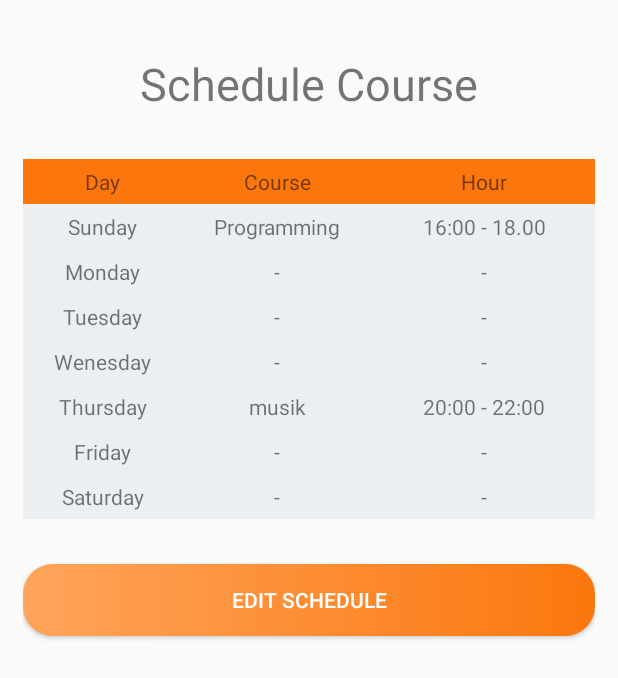
After one commit to wznuhidayat/sipegat, an Android app: the layout fragment_schedule.xml on its own in the app's theme, with its tools: preview values and no code run, on a phone screen of 412 x 824 dp. The commit adds this screen. Shown: the top 678 px of the screen. Run offline under Robolectric (Android 15) with nearby library versions, the phone set to English and light mode, and no system bars.

Commit message:
add information schedule

```diff
--- a/app/build.gradle
+++ b/app/build.gradle
@@ -35,6 +35,7 @@ dependencies {
     implementation 'com.google.firebase:firebase-core:16.0.9'
     implementation 'com.google.firebase:firebase-database:17.0.0'
     implementation 'com.google.firebase:firebase-firestore:11.8.0'
+    implementation 'androidx.legacy:legacy-support-v4:1.0.0'
     testImplementation 'junit:junit:4.12'
     androidTestImplementation 'androidx.test.ext:junit:1.1.1'
     androidTestImplementation 'androidx.test.espresso:espresso-core:3.2.0'
@@ -47,5 +48,6 @@ dependencies {
     implementation 'de.hdodenhof:circleimageview:3.1.0'
     implementation 'androidx.gridlayout:gridlayout:1.0.0'
     implementation 'uk.co.chrisjenx:calligraphy:2.3.0'
+    implementation 'com.android.volley:volley:1.1.1'
 
 }
--- a/app/src/main/res/layout/fragment_profile.xml
+++ b/app/src/main/res/layout/fragment_profile.xml
@@ -43,6 +43,7 @@
         android:layout_marginHorizontal="20dp"
         >
         <androidx.cardview.widget.CardView
+            android:id="@+id/btnToSchedule"
             android:layout_width="match_parent"
             android:layout_height="wrap_content"
             android:clickable="true"
--- /dev/null
+++ b/app/src/main/res/layout/fragment_schedule.xml
@@ -0,0 +1,229 @@
+<?xml version="1.0" encoding="utf-8"?>
+<RelativeLayout xmlns:android="http://schemas.android.com/apk/res/android"
+    xmlns:tools="http://schemas.android.com/tools"
+    android:layout_width="match_parent"
+    android:layout_height="match_parent"
+    android:id="@+id/f_schedule"
+    tools:context=".fragments.Schedule">
+
+    <!-- TODO: Update blank fragment layout -->
+    <LinearLayout
+        android:layout_width="match_parent"
+        android:layout_height="wrap_content"
+        android:orientation="vertical"
+        android:paddingHorizontal="15dp"
+        >
+        <TextView
+            android:layout_width="match_parent"
+            android:layout_height="match_parent"
+            android:text="Schedule Course"
+            android:textSize="30dp"
+            android:textAlignment="center"
+            android:layout_marginTop="35dp"
+            android:layout_marginBottom="20dp"
+            />
+
+        <TableLayout
+            android:layout_width="match_parent"
+            android:layout_height="wrap_content"
+            android:id="@+id/tablelayoutid"
+            android:layout_marginTop="10dp">
+
+            <TableRow
+                android:id="@+id/rowlay"
+                android:background="@color/OrangePrimary"
+                android:padding="5dp">
+                <TextView
+                    android:layout_width="40dp"
+                    android:layout_height="wrap_content"
+                    android:layout_weight="1"
+                    android:textAlignment="center"
+                    android:text="Day" />
+                <TextView
+                    android:layout_width="wrap_content"
+                    android:layout_height="wrap_content"
+                    android:layout_weight="1"
+                    android:textAlignment="center"
+                    android:text="Course" />
+                <TextView
+                    android:layout_width="wrap_content"
+                    android:layout_height="wrap_content"
+                    android:layout_weight="1"
+                    android:textAlignment="center"
+                    android:text="Hour" />
+            </TableRow>
+
+            <TableRow
+                android:background="#ECEFF1"
+                android:padding="5dp">
+                <TextView
+                    android:layout_width="40dp"
+                    android:layout_height="wrap_content"
+                    android:text="Sunday"
+                    android:textAlignment="center"
+                    android:layout_weight="1"
+                    />
+                <TextView
+                    android:layout_width="wrap_content"
+                    android:layout_height="wrap_content"
+                    android:layout_weight="1"
+                    android:textAlignment="center"
+                    android:text="Programming" />
+                <TextView
+                    android:layout_width="wrap_content"
+                    android:layout_height="wrap_content"
+                    android:layout_weight="1"
+                    android:textAlignment="center"
+                    android:text="16:00 - 18.00" />
+            </TableRow>
+
+            <TableRow
+                android:background="#ECEFF1"
+                android:padding="5dp">
+                <TextView
+                    android:layout_width="40dp"
+                    android:layout_height="wrap_content"
+                    android:layout_weight="1"
+                    android:textAlignment="center"
+                    android:text="Monday" />
+                <TextView
+                    android:layout_width="wrap_content"
+                    android:layout_height="wrap_content"
+                    android:layout_weight="1"
+                    android:textAlignment="center"
+                    android:text="-" />
+                <TextView
+                    android:layout_width="wrap_content"
+                    android:layout_height="wrap_content"
+                    android:layout_weight="1"
+                    android:textAlignment="center"
+                    android:text="-" />
+            </TableRow>
+            <TableRow
+                android:background="#ECEFF1"
+                android:padding="5dp">
+                <TextView
+                    android:layout_width="40dp"
+                    android:layout_height="wrap_content"
+                    android:layout_weight="1"
+                    android:textAlignment="center"
+                    android:text="Tuesday" />
+                <TextView
+                    android:layout_width="wrap_content"
+                    android:layout_height="wrap_content"
+                    android:textAlignment="center"
+                    android:layout_weight="1"
+                    android:text="-" />
+                <TextView
+                    android:layout_width="wrap_content"
+                    android:layout_height="wrap_content"
+                    android:layout_weight="1"
+                    android:textAlignment="center"
+                    android:text="-" />
+            </TableRow>
+            <TableRow
+                android:background="#ECEFF1"
+                android:padding="5dp">
+                <TextView
+                    android:layout_width="40dp"
+                    android:layout_height="wrap_content"
+                    android:layout_weight="1"
+                    android:textAlignment="center"
+                    android:text="Wenesday" />
+                <TextView
+                    android:layout_width="wrap_content"
+                    android:layout_height="wrap_content"
+                    android:textAlignment="center"
+                    android:layout_weight="1"
+                    android:text="-" />
+                <TextView
+                    android:layout_width="wrap_content"
+                    android:layout_height="wrap_content"
+                    android:layout_weight="1"
+                    android:textAlignment="center"
+                    android:text="-" />
+            </TableRow>
+            <TableRow
+                android:background="#ECEFF1"
+                android:padding="5dp">
+                <TextView
+                    android:layout_width="40dp"
+                    android:layout_height="wrap_content"
+                    android:layout_weight="1"
+                    android:textAlignment="center"
+                    android:text="Thursday" />
+                <TextView
+                    android:layout_width="wrap_content"
+                    android:layout_height="wrap_content"
+                    android:textAlignment="center"
+                    android:layout_weight="1"
+                    android:text="musik" />
+                <TextView
+                    android:layout_width="wrap_content"
+                    android:layout_height="wrap_content"
+                    android:layout_weight="1"
+                    android:textAlignment="center"
+                    android:text="20:00 - 22:00" />
+            </TableRow>
+            <TableRow
+                android:background="#ECEFF1"
+                android:padding="5dp">
+                <TextView
+                    android:layout_width="40dp"
+                    android:layout_height="wrap_content"
+                    android:layout_weight="1"
+                    android:textAlignment="center"
+                    android:text="Friday" />
+                <TextView
+                    android:layout_width="wrap_content"
+                    android:layout_height="wrap_content"
+                    android:textAlignment="center"
+                    android:layout_weight="1"
+                    android:text="-" />
+                <TextView
+                    android:layout_width="wrap_content"
+                    android:layout_height="wrap_content"
+                    android:layout_weight="1"
+                    android:textAlignment="center"
+                    android:text="-" />
+            </TableRow>
+            <TableRow
+                android:background="#ECEFF1"
+                android:padding="5dp">
+                <TextView
+                    android:layout_width="40dp"
+                    android:layout_height="wrap_content"
+                    android:layout_weight="1"
+                    android:textAlignment="center"
+                    android:text="Saturday" />
+                <TextView
+                    android:layout_width="wrap_content"
+                    android:layout_height="wrap_content"
+                    android:textAlignment="center"
+                    android:layout_weight="1"
+                    android:text="-" />
+                <TextView
+                    android:layout_width="wrap_content"
+                    android:layout_height="wrap_content"
+                    android:layout_weight="1"
+                    android:textAlignment="center"
+                    android:text="-" />
+            </TableRow>
+        </TableLayout>
+        <Button
+            android:id="@+id/ButtonEditSec"
+            android:layout_width="match_parent"
+            android:layout_gravity="center"
+            android:layout_height="wrap_content"
+            android:text="Edit Schedule"
+            android:textColor="@color/colorWhite"
+            android:layout_marginTop="30dp"
+            android:layout_marginBottom="10dp"
+            android:background="@drawable/rec_gradient"
+
+            />
+    </LinearLayout>
+
+
+
+</RelativeLayout>
--- a/app/src/main/res/values/strings.xml
+++ b/app/src/main/res/values/strings.xml
@@ -54,7 +54,7 @@
         <item>December</item>
     </string-array>
     <string name="title_activity_welcome">Home Screen</string>
-<!--    <string name="next">LANJUT</string>-->
+    <!--    <string name="next">LANJUT</string>-->
     <string name="skip">Skip</string>
     <string name="start">Start</string>
 
@@ -69,4 +69,8 @@
 
     <string name="slide_4_title">GUIDE</string>
     <string name="slide_4_desc">Cari Guide Untuk Menemani Perjalananmu Agar  semakin asyik </string>
+
+    <!-- TODO: Remove or change this placeholder text -->
+    <string name="hello_blank_fragment">Hello blank fragment</string>
+    <string name="title_activity_schedule">ScheduleActivity</string>
 </resources>
```
Also changed, not shown: app/src/main/AndroidManifest.xml (+10 -1 lines), app/src/main/java/dacas/official/sipegat/adapter/GridAdapter.java (+10 -10 lines), app/src/main/java/dacas/official/sipegat/fragments/HomeFragment.java (+60 -3 lines), app/src/main/java/dacas/official/sipegat/fragments/ProfileFragment.java (+16 -1 lines), app/src/main/java/dacas/official/sipegat/fragments/Schedule.java (added, +80 -0 lines), app/src/main/res/layout/fragment_home.xml (+7 -1 lines), app/src/main/res/navigation/nav_graph3.xml (added, +28 -0 lines), app/src/main/res/navigation/nav_graph4.xml (added, +28 -0 lines), app/src/main/res/drawable/abigail.jpg (added), app/src/main/res/drawable/henderson.jpg (added), app/src/main/res/drawable/kenzi.jpg (added), app/src/main/res/drawable/russel.jpg (added), app/src/main/res/drawable/samantha.jpg (added).
